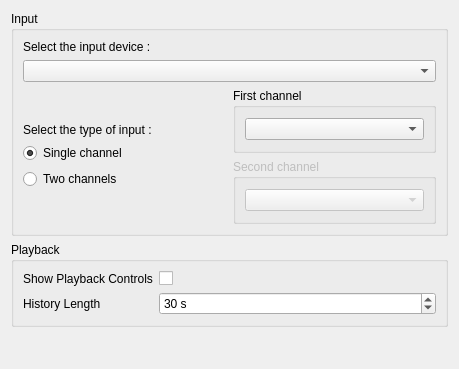
This is ui/settings.ui in tlecomte/friture as Qt 5 draws it before an edit. The edited form follows.
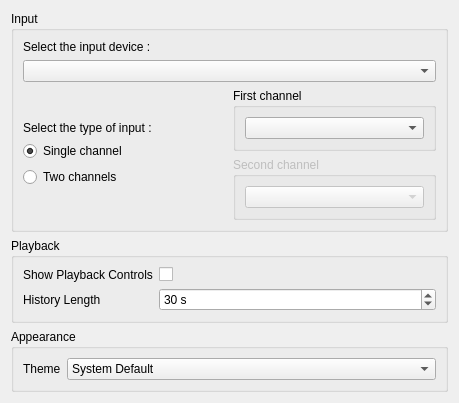
This is the edited form. Icons and pictures are not drawn.

Commit message: add theme setting

What changed in the file:
```diff
--- a/ui/settings.ui
+++ b/ui/settings.ui
@@ -184,6 +184,41 @@
      </layout>
     </widget>
    </item>
+   <item>
+    <widget class="QGroupBox" name="themeGroup">
+     <property name="title">
+      <string>Appearance</string>
+     </property>
+     <layout class="QFormLayout" name="formLayout_3">
+      <item row="0" column="0">
+       <widget class="QLabel" name="label_theme">
+        <property name="text">
+         <string>Theme</string>
+        </property>
+       </widget>
+      </item>
+      <item row="0" column="1">
+       <widget class="QComboBox" name="comboBox_theme">
+        <item>
+         <property name="text">
+          <string>System Default</string>
+         </property>
+        </item>
+        <item>
+         <property name="text">
+          <string>Light</string>
+         </property>
+        </item>
+        <item>
+         <property name="text">
+          <string>Dark</string>
+         </property>
+        </item>
+       </widget>
+      </item>
+     </layout>
+    </widget>
+   </item>
    <item>
     <spacer name="verticalSpacer_3">
      <property name="orientation">
```
The commit also changes 5 other files.
